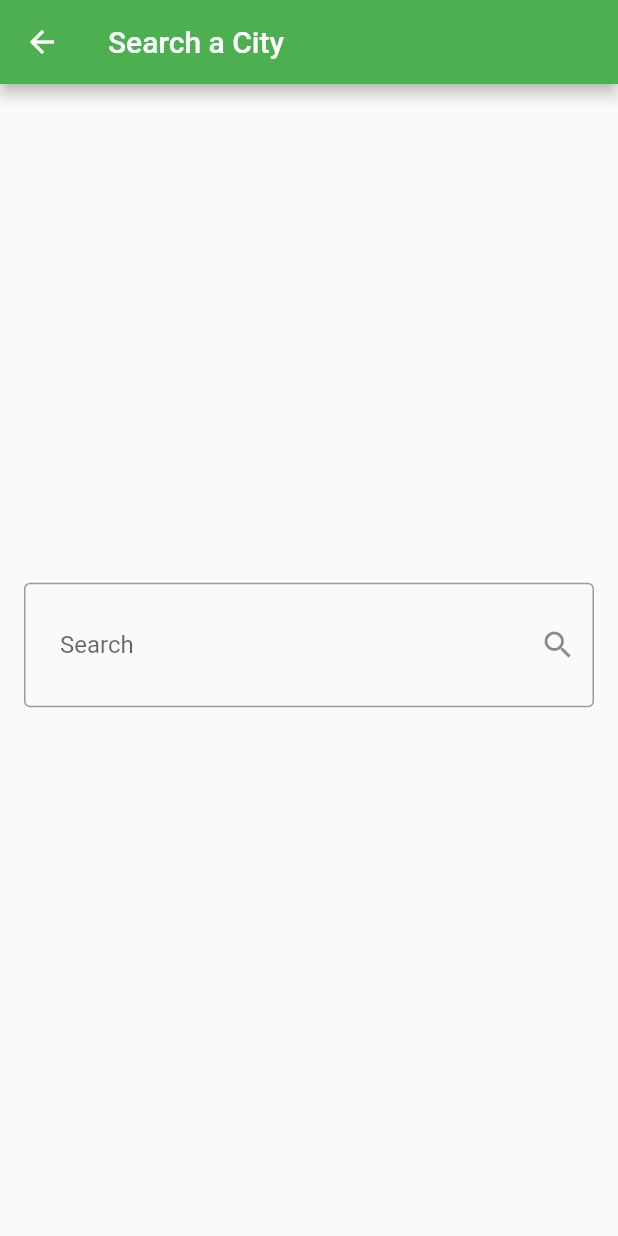
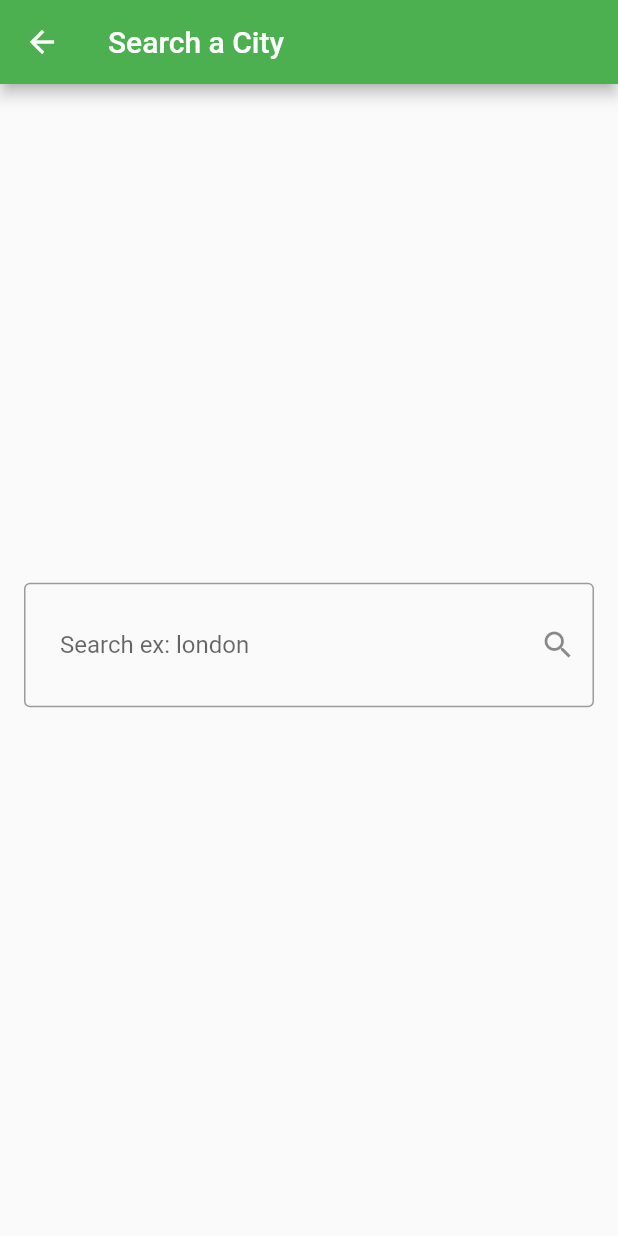
Before and after one commit to mahmoudelbursh/weatherApp, a Flutter app: the searchPage screen opened directly, on a phone screen of 412 x 824 dp. Run offline on Flutter 3.47's test engine with Material 2 defaults, Android fonts, the phone set to English and light mode, and no system bars; missing offline and left inert: snackbar.

Commit message:
the newest  commit

```diff
--- a/lib/pages/search_page.dart
+++ b/lib/pages/search_page.dart
@@ -60,7 +60,7 @@ class _searchPageState extends State<searchPage> {
                   decoration: InputDecoration(
                     contentPadding:
                         EdgeInsets.symmetric(vertical: 32, horizontal: 24),
-                    label: Text('Search'),
+                    label: Text('Search ex: london'),
                     suffixIcon: IconButton(
                         icon: Icon(Icons.search),
                         onPressed: () async {
@@ -85,7 +85,7 @@ class _searchPageState extends State<searchPage> {
                           }
                         }),
                     border: OutlineInputBorder(),
-                    hintText: 'Enter City',
+                    hintText: 'Enter City ex: london',
                   ),
                 ),
                 SizedBox(
```
